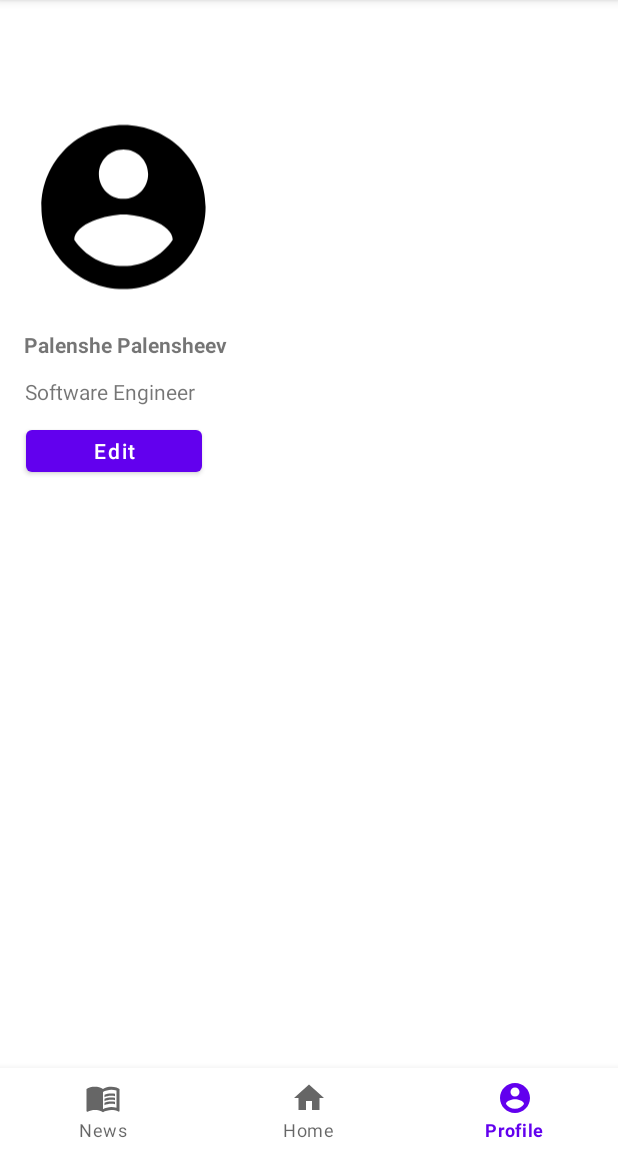
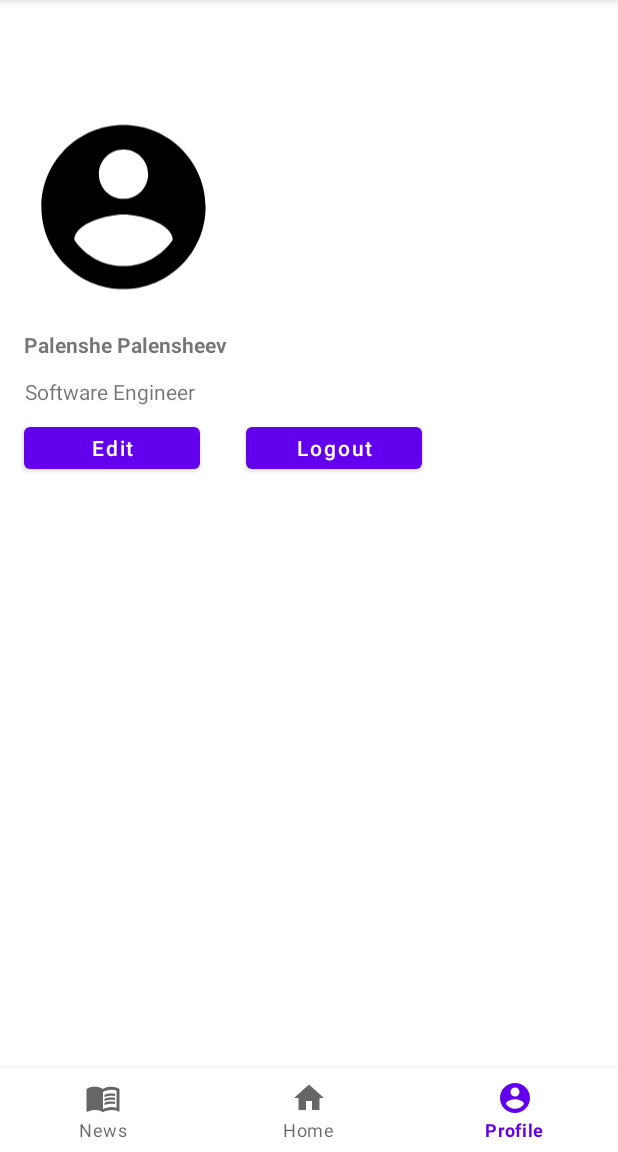
Before and after one commit to Azamatsksstv/projectttttt, an Android app: the ProfileFragment screen opened through its navigation route, on a phone screen of 412 x 824 dp, the part 84-1236 px from its top. Run offline under Robolectric (Android 15) with nearby library versions, the phone set to English and light mode, and no system bars; our stand-ins replace navigation-ui.

Commit message:
logoutbtn

```diff
--- a/app/src/main/res/layout/fragment_profile.xml
+++ b/app/src/main/res/layout/fragment_profile.xml
@@ -53,11 +53,25 @@
         android:layout_width="117dp"
         android:layout_height="40dp"
         android:layout_centerHorizontal="true"
-        android:layout_marginTop="10dp"
+        android:layout_marginStart="16dp"
+        android:layout_marginTop="8dp"
         android:height="1dp"
         android:text="Edit"
         android:textAllCaps="false"
-        app:layout_constraintEnd_toEndOf="@id/textView2"
         app:layout_constraintStart_toStartOf="parent"
         app:layout_constraintTop_toBottomOf="@id/bio" />
+
+    <Button
+        android:id="@+id/btn_logout"
+        android:layout_width="117dp"
+        android:layout_height="40dp"
+        android:layout_centerHorizontal="true"
+        android:layout_marginStart="164dp"
+        android:layout_marginTop="8dp"
+        android:height="1dp"
+        android:text="Logout"
+        android:textAllCaps="false"
+        app:layout_constraintStart_toStartOf="parent"
+        app:layout_constraintTop_toBottomOf="@id/bio" />
+
 </androidx.constraintlayout.widget.ConstraintLayout>
```
